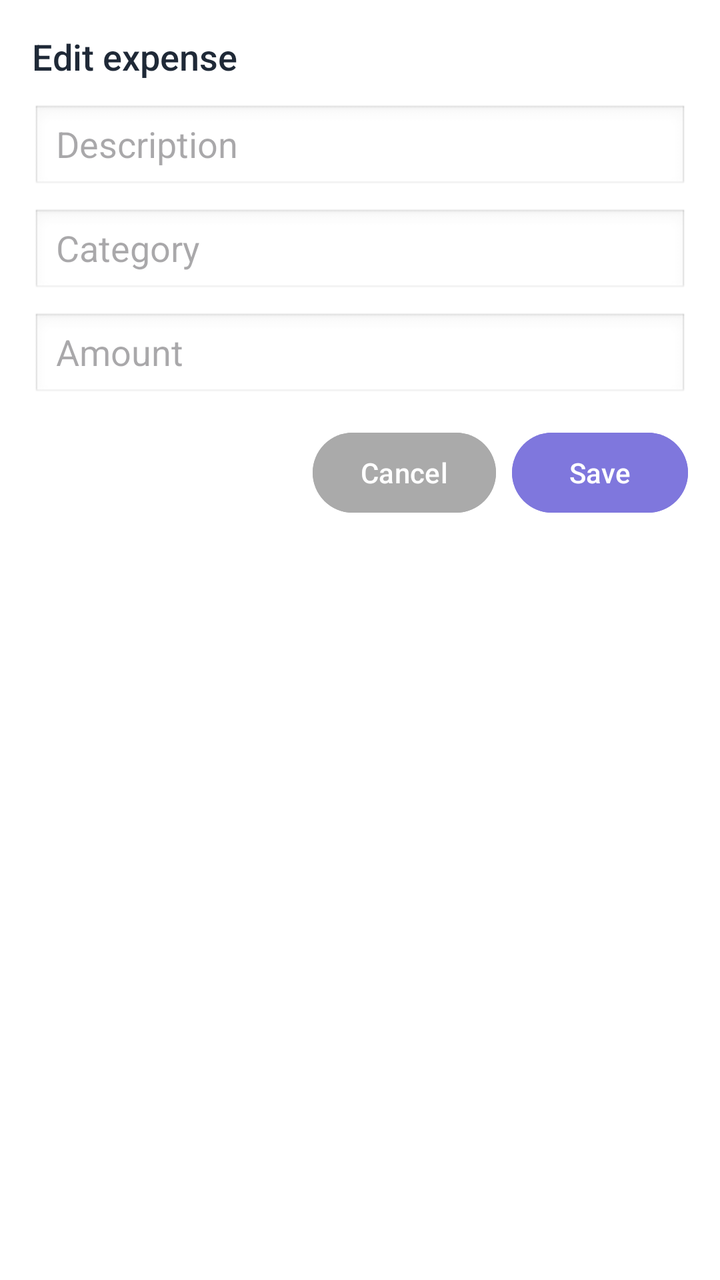
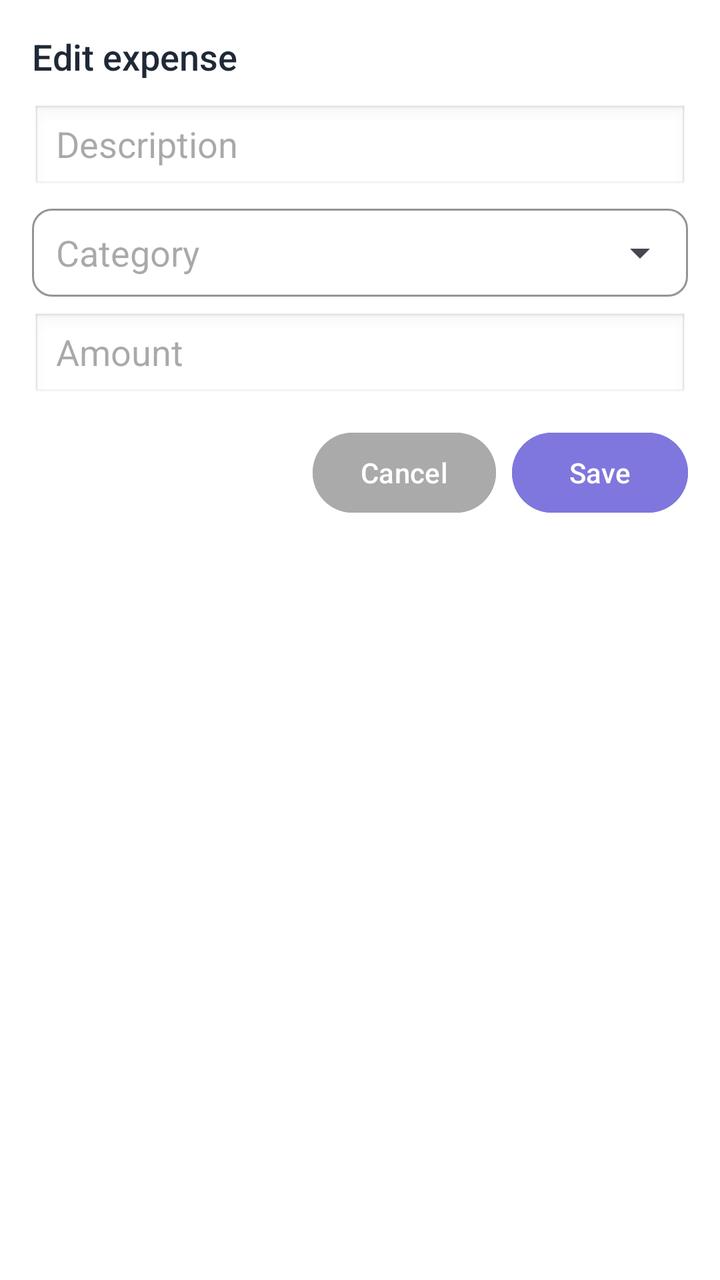

An Android layout rendered at two revisions. The XML below is the earlier revision; the diff shows what the commit changed to produce the second picture.
<!-- AndroidManifest.xml: application theme SplitShare -->
<!-- res/layout/dialog_edit_expense.xml -->
<?xml version="1.0" encoding="utf-8"?>
<LinearLayout xmlns:android="http://schemas.android.com/apk/res/android"
    xmlns:app="http://schemas.android.com/apk/res-auto"
    android:layout_width="match_parent"
    android:layout_height="wrap_content"
    android:orientation="vertical"
    android:padding="16dp"
    android:background="@color/surface">

    <TextView
        android:layout_width="wrap_content"
        android:layout_height="wrap_content"
        android:text="Edit expense"
        android:textColor="@color/text_primary"
        android:textSize="18sp"
        android:fontFamily="sans-serif-medium"
        android:layout_marginBottom="12dp" />

    <TextView
        android:id="@+id/tvEditExpenseError"
        android:layout_width="match_parent"
        android:layout_height="wrap_content"
        android:layout_marginBottom="8dp"
        android:background="#FAECE7"
        android:padding="10dp"
        android:textColor="@color/red_owe"
        android:textSize="13sp"
        android:visibility="gone" />

    <EditText
        android:id="@+id/etEditExpenseDescription"
        android:layout_width="match_parent"
        android:layout_height="44dp"
        android:hint="Description"
        android:inputType="text"
        android:layout_marginBottom="8dp"
        android:background="@android:drawable/edit_text"
        android:paddingStart="12dp"
        android:paddingEnd="12dp" />

    <EditText
        android:id="@+id/etEditExpenseCategory"
        android:layout_width="match_parent"
        android:layout_height="44dp"
        android:hint="Category"
        android:inputType="text"
        android:layout_marginBottom="8dp"
        android:background="@android:drawable/edit_text"
        android:paddingStart="12dp"
        android:paddingEnd="12dp" />

    <EditText
        android:id="@+id/etEditExpenseAmount"
        android:layout_width="match_parent"
        android:layout_height="44dp"
        android:hint="Amount"
        android:inputType="numberDecimal"
        android:background="@android:drawable/edit_text"
        android:paddingStart="12dp"
        android:paddingEnd="12dp" />

    <LinearLayout
        android:layout_width="match_parent"
        android:layout_height="wrap_content"
        android:orientation="horizontal"
        android:gravity="end"
        android:layout_marginTop="12dp">

        <com.google.android.material.button.MaterialButton
            android:id="@+id/btnCancelEditExpense"
            android:layout_width="wrap_content"
            android:layout_height="wrap_content"
            android:text="Cancel"
            android:backgroundTint="@android:color/darker_gray"
            android:textColor="@color/white" />

        <com.google.android.material.button.MaterialButton
            android:id="@+id/btnSaveEditExpense"
            android:layout_width="wrap_content"
            android:layout_height="wrap_content"
            android:layout_marginStart="8dp"
            android:text="Save"
            android:textColor="@color/white"
            android:backgroundTint="@color/purple_primary" />
    </LinearLayout>
</LinearLayout>
<!-- resources referenced by this layout -->
<resources>
  <color name="purple_primary">#7F77DD</color>
  <color name="red_owe">#D85A30</color>
  <color name="surface">#FFFFFF</color>
  <color name="text_primary">#1F2937</color>
  <color name="white">#FFFFFFFF</color>
  <style name="SplitShare" parent="Base.Theme.SplitShare" />
  <style name="Base.Theme.SplitShare" parent="Theme.Material3.DayNight.NoActionBar">
          <item name="colorPrimary">@color/purple_primary</item>
          <item name="colorOnPrimary">@color/white</item>
          <item name="colorSecondary">@color/purple_medium</item>
          <item name="colorSurface">@color/surface</item>
          <item name="android:colorBackground">@color/background</item>
          <item name="android:windowBackground">@color/background</item>
          <item name="android:statusBarColor">@color/surface</item>
          <item name="android:windowLightStatusBar" tools:targetApi="23">true</item>
      </style>
  <color name="purple_medium">#AFA9EC</color>
  <color name="background">#F3F4F6</color>
</resources>

<!-- the commit's change to res/layout/dialog_edit_expense.xml (unified diff, before → after) -->
@@ -38,16 +38,24 @@
         android:paddingStart="12dp"
         android:paddingEnd="12dp" />
 
-    <EditText
-        android:id="@+id/etEditExpenseCategory"
+    <com.google.android.material.textfield.TextInputLayout
+        android:id="@+id/tilEditExpenseCategory"
+        style="@style/SplitShare.TextInput"
         android:layout_width="match_parent"
-        android:layout_height="44dp"
-        android:hint="Category"
-        android:inputType="text"
+        android:layout_height="wrap_content"
         android:layout_marginBottom="8dp"
-        android:background="@android:drawable/edit_text"
-        android:paddingStart="12dp"
-        android:paddingEnd="12dp" />
+        app:endIconMode="dropdown_menu"
+        app:hintEnabled="false">
+
+        <com.google.android.material.textfield.MaterialAutoCompleteTextView
+            android:id="@+id/actvEditExpenseCategory"
+            android:layout_width="match_parent"
+            android:layout_height="44dp"
+            android:hint="Category"
+            android:inputType="none"
+            android:paddingStart="12dp"
+            android:paddingEnd="12dp" />
+    </com.google.android.material.textfield.TextInputLayout>
 
     <EditText
         android:id="@+id/etEditExpenseAmount"
<!-- resource entries referenced after the edit -->
@@ -5,7 +5,18 @@
   <color name="surface">#FFFFFF</color>
   <color name="text_primary">#1F2937</color>
   <color name="white">#FFFFFFFF</color>
+  <style name="SplitShare.TextInput" parent="Widget.Material3.TextInputLayout.OutlinedBox">
+          <item name="boxStrokeColor">@color/border</item>
+          <item name="boxCornerRadiusTopStart">10dp</item>
+          <item name="boxCornerRadiusTopEnd">10dp</item>
+          <item name="boxCornerRadiusBottomStart">10dp</item>
+          <item name="boxCornerRadiusBottomEnd">10dp</item>
+          <item name="hintTextColor">@color/text_hint</item>
+          <item name="android:textColorHint">@color/text_hint</item>
+      </style>
   <style name="SplitShare" parent="Base.Theme.SplitShare" />
+  <color name="border">#E5E7EB</color>
+  <color name="text_hint">#9CA3AF</color>
   <style name="Base.Theme.SplitShare" parent="Theme.Material3.DayNight.NoActionBar">
           <item name="colorPrimary">@color/purple_primary</item>
           <item name="colorOnPrimary">@color/white</item>
